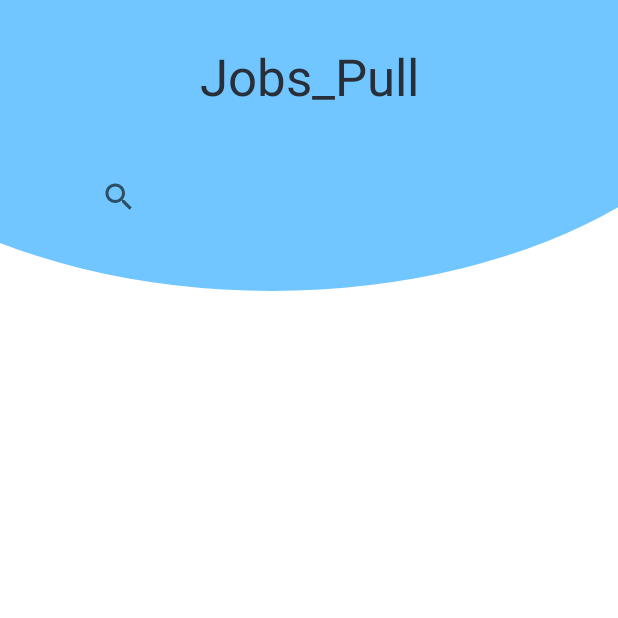
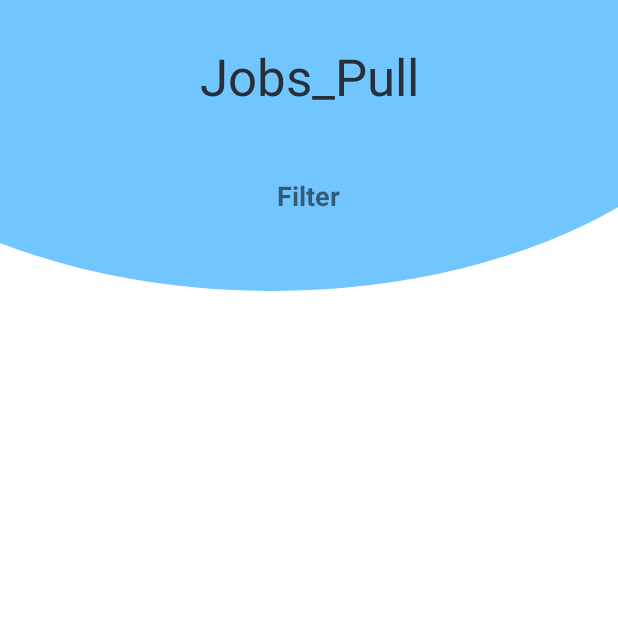
Before and after one commit to 0xAlon/GetJob, an Android app: the screen it shows after launch (Jobs_Pull), on a phone screen of 412 x 824 dp, the top half of it. Run offline under Robolectric (Android 15) with nearby library versions, the phone set to English and light mode, and no system bars; our stand-ins replace Firebase (no records; nobody signed in at launch, a user with empty details on screens opened directly).

Commit message:
Bug fixes

```diff
--- a/app/src/main/java/com/team3/getjob/Jobs_Pull.java
+++ b/app/src/main/java/com/team3/getjob/Jobs_Pull.java
@@ -7,7 +7,7 @@ import android.util.Log;
 import android.view.View;
 import android.widget.AdapterView;
 import android.widget.ListView;
-import android.widget.SearchView;
+import android.widget.TextView;
 
 import androidx.annotation.NonNull;
 import androidx.appcompat.app.AppCompatActivity;
@@ -37,7 +37,7 @@ public class Jobs_Pull extends AppCompatActivity {
         //Setup
         mListView = findViewById(R.id.list_view);
         db = FirebaseFirestore.getInstance();
-        SearchView filter_button = (SearchView) findViewById(R.id.jobs_search);
+        TextView filter_button = (TextView) findViewById(R.id.jobs_search);
         //User path
       /*  FirebaseApp.initializeApp(this);
         mAuth = FirebaseAuth.getInstance();
@@ -153,7 +153,7 @@ public class Jobs_Pull extends AppCompatActivity {
 
 
 
-    private void Filter_Button(SearchView filter_button) {
+    private void Filter_Button(TextView filter_button) {
         filter_button.setOnClickListener(new View.OnClickListener() {
             @Override
             public void onClick(View v) {
--- a/app/src/main/res/layout/activity_jobs__pull.xml
+++ b/app/src/main/res/layout/activity_jobs__pull.xml
@@ -22,34 +22,34 @@
         app:layout_constraintStart_toStartOf="parent"
         app:layout_constraintTop_toTopOf="parent" />
 
-    <SearchView
+    <TextView
         android:id="@+id/jobs_search"
         android:layout_width="300dp"
         android:layout_height="26dp"
         android:layout_marginBottom="16dp"
+        android:text="Filter"
+        android:textAlignment="center"
+        android:textSize="18sp"
+        android:textStyle="bold"
         app:layout_constraintBottom_toTopOf="@+id/list_view"
         app:layout_constraintEnd_toEndOf="parent"
         app:layout_constraintHorizontal_bias="0.495"
         app:layout_constraintStart_toStartOf="parent"
         app:layout_constraintTop_toBottomOf="@+id/jobs_title"
-        app:layout_constraintVertical_bias="1.0"
+        app:layout_constraintVertical_bias="1.0" />
 
-        >
-    </SearchView>
 
     <ListView
         android:id="@+id/list_view"
         android:layout_width="match_parent"
         android:layout_height="match_parent"
         android:layout_marginTop="160dp"
-        android:layout_marginHorizontal="20dp"
-        />
+        android:layout_marginHorizontal="20dp" />
 
     <FrameLayout
         android:id="@+id/jobs_pull_frame"
         android:layout_width="match_parent"
-        android:layout_height="match_parent"
-        >
+        android:layout_height="match_parent">
 
     </FrameLayout>
 
```
Also changed, not shown: 6 other files.
